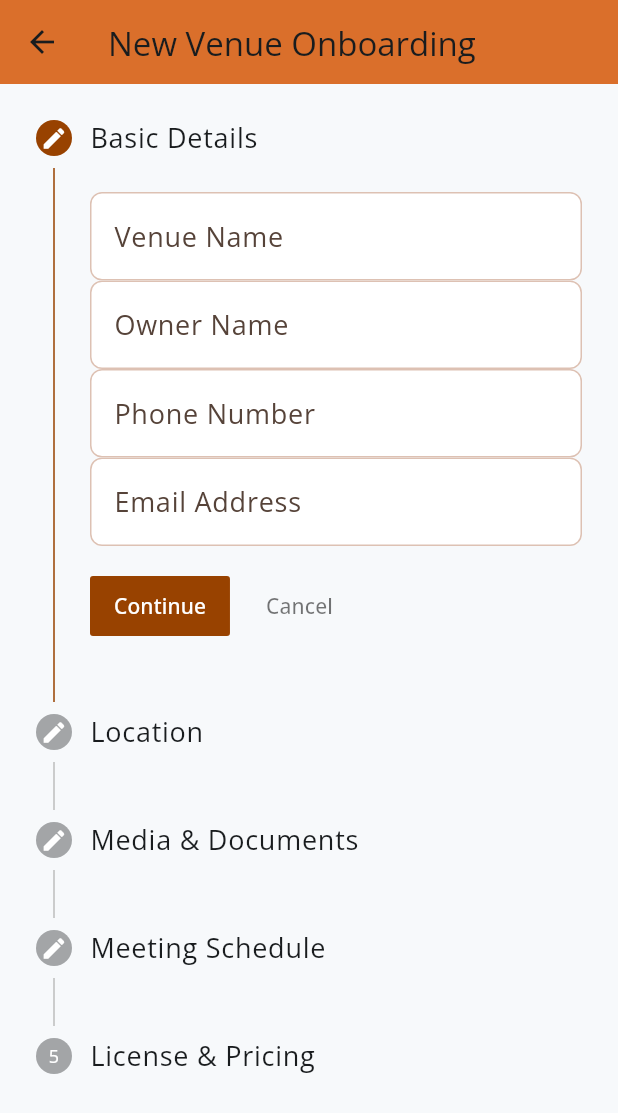
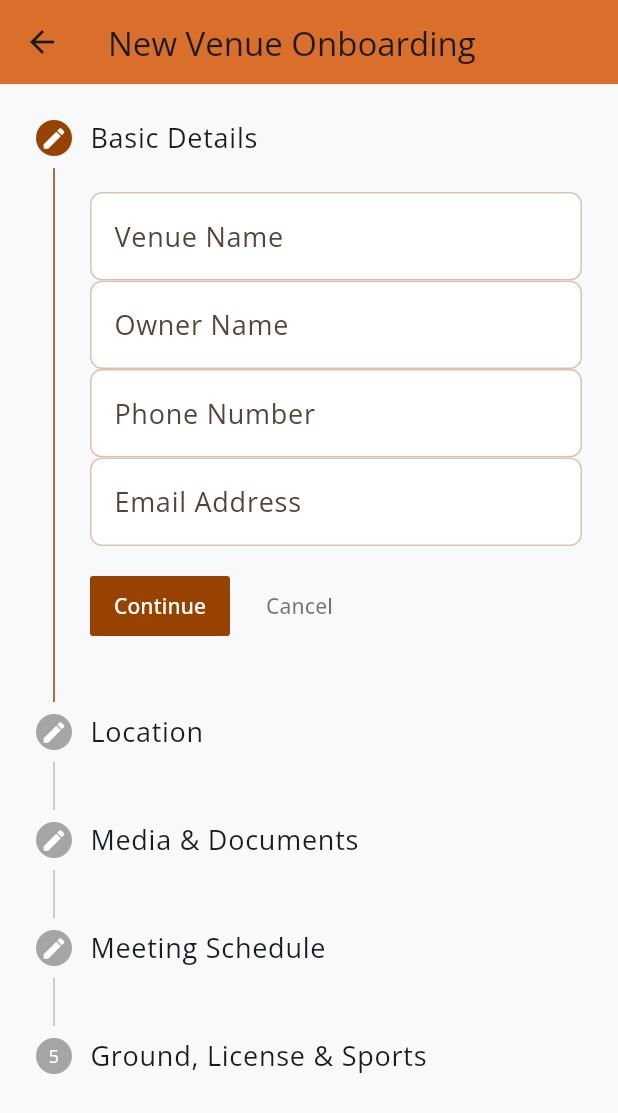
Before and after one commit to madhusudhan-5/goathlete_Flutter, a Flutter app: the VenueOnboardingScreen screen opened directly, on a phone screen of 412 x 824 dp. Shown: the top 1113 px of the screen. Run offline on Flutter 3.47's test engine with Material 3 defaults, Android fonts, the phone set to English and light mode, and no system bars; our stand-ins replace dio, fl_chart, flutter_riverpod, flutter_secure_storage, freezed_annotation, geocoding and 6 more; missing offline and left inert: dart:js_interop, mobile_scanner, razorpay_flutter; accounts and stored records are empty; project files that could hold a hidden picture were left out.

Commit message:
Connect executive, vendor, and admin apps to production API and enhance venue onboarding
Point executive_app, vendor_app, and admin_console to the live production backend (https://api.goathlete.org.in, overridable via API_BASE_URL) instead of localhost so venues and executives can be onboarded and managed directly on the production server alongside the customer app.

Upgrade the Executive venue onboarding flow and Django venues backend to capture structured ground/surface type, license number, and multi-select sports with per-sport hourly pricing. On venue approval, automatically copy ground type, derive the base hourly price from the configured sports, and link Sport/VenueSport records so newly onboarded venues appear cleanly with accurate pricing and sports filters in the customer app.

```diff
--- a/goathlete_workspace/apps/executive_app/lib/screens/venue_onboarding_screen.dart
+++ b/goathlete_workspace/apps/executive_app/lib/screens/venue_onboarding_screen.dart
@@ -1,3 +1,4 @@
+import 'dart:convert';
 import 'package:flutter/material.dart';
 import 'package:core_ui/core_ui.dart';
 import 'package:flutter_riverpod/flutter_riverpod.dart';
@@ -28,9 +29,56 @@ class _VenueOnboardingScreenState extends ConsumerState<VenueOnboardingScreen> {
   final _notesController = TextEditingController();
   DateTime? _meetingDate;
 
-  // Step 5 Controllers (License & Pricing)
+  // Step 5 Controllers (Ground Type, License & Sports Pricing)
   final _licenseController = TextEditingController();
   final _sportsPricesController = TextEditingController();
+
+  static const List<String> _groundTypes = [
+    'Artificial Turf',
+    'Natural Grass',
+    'Indoor Wooden Court',
+    'Synthetic / Acrylic Court',
+    'Clay Court',
+    'Concrete / Hard Court',
+    'Swimming Pool',
+    'Indoor Arena / Hall',
+    'Other',
+  ];
+
+  static const List<String> _availableSports = [
+    'Box Cricket',
+    'Cricket',
+    'Football',
+    'Badminton',
+    'Pickleball',
+    'Tennis',
+    'Basketball',
+    'Volleyball',
+    'Table Tennis',
+    'Padel',
+    'Squash',
+    'Swimming',
+    'Kabaddi',
+  ];
+
+  String _selectedGroundType = 'Artificial Turf';
+  final Map<String, TextEditingController> _sportPriceControllers = {};
+
+  @override
+  void dispose() {
+    _nameController.dispose();
+    _ownerController.dispose();
+    _phoneController.dispose();
+    _emailController.dispose();
+    _addressController.dispose();
+    _notesController.dispose();
+    _licenseController.dispose();
+    _sportsPricesController.dispose();
+    for (final c in _sportPriceControllers.values) {
+      c.dispose();
+    }
+    super.dispose();
+  }
 
   bool _isSubmitting = false;
 
@@ -101,8 +149,20 @@ class _VenueOnboardingScreenState extends ConsumerState<VenueOnboardingScreen> {
     if (_selectedFiles.isNotEmpty) data['document_url'] = 'https://dummy-storage.goathlete.com/${_selectedFiles.first.name}';
     if (_meetingDate != null) data['meeting_date'] = _meetingDate!.toIso8601String();
     if (_notesController.text.isNotEmpty) data['meeting_notes'] = _notesController.text;
-    if (_licenseController.text.isNotEmpty) data['license_number'] = _licenseController.text;
-    if (_sportsPricesController.text.isNotEmpty) data['sports_prices'] = _sportsPricesController.text;
+    data['ground_type'] = _selectedGroundType;
+    if (_licenseController.text.isNotEmpty) data['license_number'] = _licenseController.text.trim();
+
+    if (_sportPriceControllers.isNotEmpty) {
+      final Map<String, dynamic> sportsMap = {};
+      _sportPriceControllers.forEach((sport, ctrl) {
+        final raw = ctrl.text.trim();
+        final parsed = double.tryParse(raw);
+        sportsMap[sport] = parsed ?? (raw.isNotEmpty ? raw : 0);
+      });
+      data['sports_prices'] = jsonEncode(sportsMap);
+    } else if (_sportsPricesController.text.isNotEmpty) {
+      data['sports_prices'] = _sportsPricesController.text.trim();
+    }
 
     try {
       await ref.read(venueSubmitProvider(data).future);
@@ -270,19 +330,98 @@ class _VenueOnboardingScreenState extends ConsumerState<VenueOnboardingScreen> {
             ),
           ),
           Step(
-            title: const Text('License & Pricing'),
+            title: const Text('Ground, License & Sports'),
             isActive: _currentStep >= 4,
             state: _currentStep == 4 ? StepState.editing : StepState.indexed,
             content: Column(
+              crossAxisAlignment: CrossAxisAlignment.start,
               children: [
+                DropdownButtonFormField<String>(
+                  value: _selectedGroundType,
+                  isExpanded: true,
+                  decoration: const InputDecoration(
+                    labelText: 'Ground / Surface Type',
+                    border: OutlineInputBorder(),
+                  ),
+                  items: _groundTypes
+                      .map((g) => DropdownMenuItem(value: g, child: Text(g)))
+                      .toList(),
+                  onChanged: (val) {
+                    if (val != null) {
+                      setState(() => _selectedGroundType = val);
+                    }
+                  },
+                ),
+                const SizedBox(height: 14),
                 TextField(
                   controller: _licenseController,
-                  decoration: const InputDecoration(labelText: 'License Number (Optional)'),
+                  decoration: const InputDecoration(
+                    labelText: 'License / Registration Number',
+                    hintText: 'e.g. Trade License / GST / Sports Club ID',
+                    border: OutlineInputBorder(),
+                  ),
                 ),
+                const SizedBox(height: 16),
+                const Text(
+                  'Select Available Sports',
+                  style: TextStyle(fontWeight: FontWeight.bold, fontSize: 14),
+                ),
+                const SizedBox(height: 8),
+                Wrap(
+                  spacing: 8,
+                  runSpacing: 6,
+                  children: _availableSports.map((sport) {
+                    final isSelected = _sportPriceControllers.containsKey(sport);
+                    return FilterChip(
+                      label: Text(sport),
+                      selected: isSelected,
+                      selectedColor: GoAthleteColors.athleticOrange.withValues(alpha: 0.22),
+                      checkmarkColor: GoAthleteColors.athleticOrange,
+                      onSelected: (selected) {
+                        setState(() {
+                          if (selected) {
+                            _sportPriceControllers[sport] = TextEditingController();
+                          } else {
+                            _sportPriceControllers.remove(sport)?.dispose();
+                          }
+                        });
+                      },
+                    );
+                  }).toList(),
+                ),
+                if (_sportPriceControllers.isNotEmpty) ...[
+                  const SizedBox(height: 16),
+                  const Text(
+                    'Hourly Price per Sport (₹/hr)',
+                    style: TextStyle(fontWeight: FontWeight.bold, fontSize: 14),
+                  ),
+                  const SizedBox(height: 8),
+                  ..._sportPriceControllers.entries.map((entry) {
+                    return Padding(
+                      padding: const EdgeInsets.only(bottom: 10),
+                      child: TextField(
+                        controller: entry.value,
+                        keyboardType: const TextInputType.numberWithOptions(decimal: true),
+                        decoration: InputDecoration(
+                          labelText: '${entry.key} — Price / hr (₹)',
+                          hintText: 'e.g. 1200',
+                          prefixText: '₹ ',
+                          border: const OutlineInputBorder(),
+                          isDense: true,
+                        ),
+                      ),
+                    );
+                  }),
+                ],
+                const SizedBox(height: 10),
                 TextField(
                   controller: _sportsPricesController,
-                  decoration: const InputDecoration(labelText: 'Sports Data Prices (JSON or text)'),
-                  maxLines: 4,
+                  decoration: const InputDecoration(
+                    labelText: 'Additional Sports / Pricing Notes (Optional)',
+                    hintText: 'Any extra sports or custom peak/off-peak notes',
+                    border: OutlineInputBorder(),
+                  ),
+                  maxLines: 2,
                 ),
               ],
             ),
```
Also changed, not shown: goathlete_workspace/apps/admin_console/lib/network/api_client.dart (+7 -1 lines), goathlete_workspace/apps/executive_app/lib/network/api_client.dart (+7 -1 lines), goathlete_workspace/apps/vendor_app/lib/network/api_client.dart (+7 -1 lines), 4 other files.
